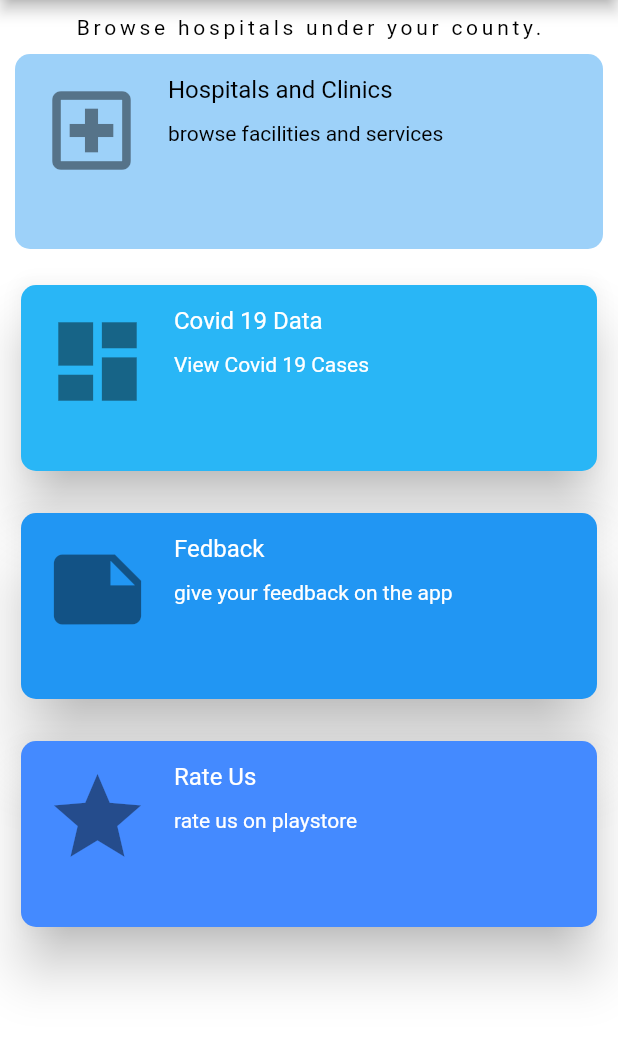
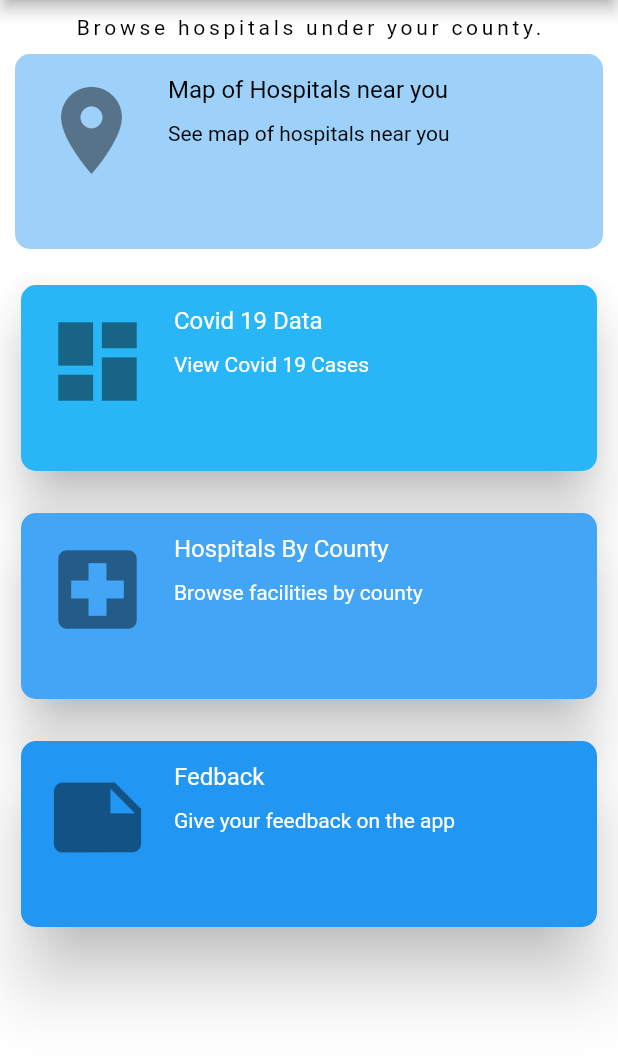
Before and after one commit to KenMusembi/HospitalsKenyaAPP, a Flutter app: the screen it shows after launch, on a phone screen of 412 x 824 dp, the part 84-1145 px from its top. Run offline on Flutter 3.47's test engine with Material 2 defaults, Android fonts, the phone set to English and light mode, and no system bars; our stand-ins replace fl_chart, google_maps_flutter.

Commit message:
added map functionality

```diff
--- a/lib/main.dart
+++ b/lib/main.dart
@@ -3,6 +3,7 @@ import 'package:health_spots/hospitals/countySelect.dart';
 import 'package:health_spots/hospitals/covidData.dart';
 import 'package:health_spots/hospitals/feedback.dart';
 import 'package:health_spots/hospitals/hospitalsList.dart';
+import 'package:health_spots/hospitals/map_or_county.dart';
 import 'package:http/http.dart' as http;
 
 void main() {
@@ -102,18 +103,18 @@ class _MyHomePageState extends State<MyHomePage> {
                       children: <Widget>[
                         new ListTile(
                           leading: Icon(
-                            Icons.local_hospital_outlined,
+                            Icons.place,
                             size: 70,
                           ),
-                          title: Text('Hospitals and Clinics',
+                          title: Text('Map of Hospitals near you',
                               style: TextStyle(color: Colors.black, height: 2)),
-                          subtitle: Text('browse facilities and services \n \n',
+                          subtitle: Text('See map of hospitals near you \n \n',
                               style: TextStyle(color: Colors.black, height: 2)),
                           onTap: () {
                             Navigator.push(
                               context,
                               MaterialPageRoute(
-                                  builder: (context) => CountySelect()),
+                                  builder: (context) => MapCountySelection()),
                               // );
                             );
                           },
@@ -164,7 +165,50 @@ class _MyHomePageState extends State<MyHomePage> {
                     ),
                   ),
                 ),
+
                 SizedBox(
+                  height: 20,
+                ),
+                Flexible(
+                  child: Container(
+                    width: 500,
+                    //  height: 120,
+                    child: Card(
+                      shape: RoundedRectangleBorder(
+                        borderRadius: BorderRadius.circular(10.0),
+                      ),
+                      color: Colors.blue[400],
+                      elevation: 15,
+                      child: Column(
+                        mainAxisSize: MainAxisSize.min,
+                        children: <Widget>[
+                          new ListTile(
+                            leading: Icon(
+                              Icons.local_hospital,
+                              size: 70,
+                              // color: Colors.black,
+                            ),
+                            title: Text('Hospitals By County',
+                                style:
+                                    TextStyle(color: Colors.white, height: 2)),
+                            subtitle: Text('Browse facilities by county \n \n',
+                                style:
+                                    TextStyle(color: Colors.white, height: 2)),
+                            onTap: () {
+                              Navigator.push(
+                              context,
+                              MaterialPageRoute(
+                                  builder: (context) => CountySelect()),
+                              // );
+                            );
+                            },
+                          ),
+                        ],
+                      ),
+                    ),
+                  ),
+                ),
+                 SizedBox(
                   height: 20,
                 ),
                 Flexible(
@@ -190,7 +234,7 @@ class _MyHomePageState extends State<MyHomePage> {
                                 style:
                                     TextStyle(color: Colors.white, height: 2)),
                             subtitle: Text(
-                                'give your feedback on the app \n \n',
+                                'Give your feedback on the app \n \n',
                                 style:
                                     TextStyle(color: Colors.white, height: 2)),
                             onTap: () {
@@ -200,47 +244,6 @@ class _MyHomePageState extends State<MyHomePage> {
                                     builder: (context) => FeedBack()),
                                 // );
                               );
-                            },
-                          ),
-                        ],
-                      ),
-                    ),
-                  ),
-                ),
-                SizedBox(
-                  height: 20,
-                ),
-                Flexible(
-                  child: Container(
-                    width: 500,
-                    //  height: 120,
-                    child: Card(
-                      shape: RoundedRectangleBorder(
-                        borderRadius: BorderRadius.circular(10.0),
-                      ),
-                      color: Colors.blueAccent,
-                      elevation: 15,
-                      child: Column(
-                        mainAxisSize: MainAxisSize.min,
-                        children: <Widget>[
-                          new ListTile(
-                            leading: Icon(
-                              Icons.star,
-                              size: 70,
-                              // color: Colors.black,
-                            ),
-                            title: Text('Rate Us ',
-                                style:
-                                    TextStyle(color: Colors.white, height: 2)),
-                            subtitle: Text('rate us on playstore \n \n',
-                                style:
-                                    TextStyle(color: Colors.white, height: 2)),
-                            onTap: () {
-                              final snackBar = SnackBar(
-                                  content: Text('Feature Coming Soon!'));
-
-                              ScaffoldMessenger.of(context)
-                                  .showSnackBar(snackBar);
                             },
                           ),
                         ],
--- a/pubspec.yaml
+++ b/pubspec.yaml
@@ -30,6 +30,7 @@ dependencies:
   cupertino_icons: ^0.1.3
   http: ^0.12.2
   fl_chart: ^0.12.0
+  google_maps_flutter: ^2.0.6
 
 dev_dependencies:
   flutter_test:
```
Also changed, not shown: lib/hospitals/map_or_county.dart (added, +56 -0 lines), pubspec.lock, 6 other files.
